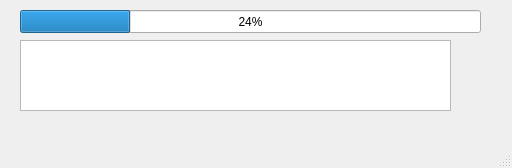
Qt form Files/checksystem.ui (Astropl/TestRamek) before a commit.
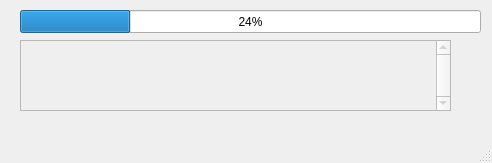
The same form after that commit.

```diff
--- a/Files/checksystem.ui
+++ b/Files/checksystem.ui
@@ -6,13 +6,19 @@
    <rect>
     <x>0</x>
     <y>0</y>
-    <width>512</width>
-    <height>168</height>
+    <width>492</width>
+    <height>163</height>
    </rect>
   </property>
   <property name="windowTitle">
    <string>MainWindow</string>
   </property>
+  <property name="documentMode">
+   <bool>false</bool>
+  </property>
+  <property name="tabShape">
+   <enum>QTabWidget::Rounded</enum>
+  </property>
   <widget class="QWidget" name="centralwidget">
    <widget class="QProgressBar" name="progressBar">
     <property name="geometry">
@@ -28,6 +34,9 @@
     </property>
    </widget>
    <widget class="QTextEdit" name="textEdit">
+    <property name="enabled">
+     <bool>false</bool>
+    </property>
     <property name="geometry">
      <rect>
       <x>20</x>
@@ -36,6 +45,12 @@
       <height>71</height>
      </rect>
     </property>
+    <property name="verticalScrollBarPolicy">
+     <enum>Qt::ScrollBarAlwaysOn</enum>
+    </property>
+    <property name="readOnly">
+     <bool>true</bool>
+    </property>
    </widget>
   </widget>
   <widget class="QMenuBar" name="menubar">
```
Left out of the diff: 8 changed lines with no effect on the pictures.
